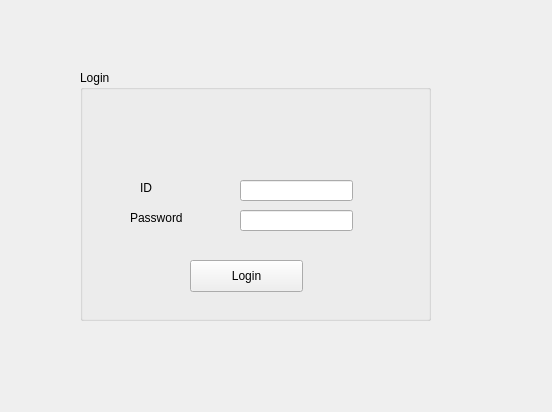
Old version of the form kubway_real/Kubway/login.ui in the repository leejewon97/Kubway.
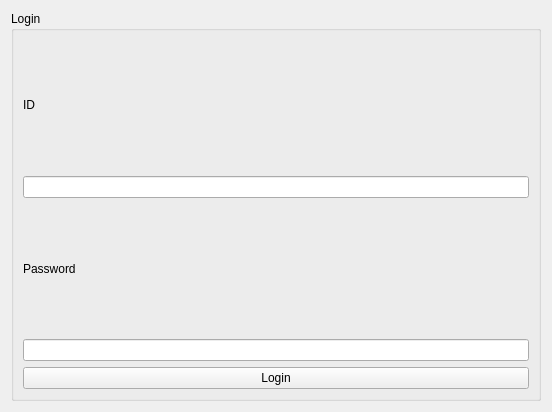
New version of the form.

Patch:
```diff
--- a/kubway_real/Kubway/login.ui
+++ b/kubway_real/Kubway/login.ui
@@ -13,78 +13,48 @@
   <property name="windowTitle">
    <string>Form</string>
   </property>
+  <layout class="QVBoxLayout" name="verticalLayout_2">
+   <item>
   <widget class="QGroupBox" name="groupBox">
-   <property name="geometry">
-    <rect>
-     <x>80</x>
-     <y>70</y>
-     <width>351</width>
-     <height>251</height>
-    </rect>
-   </property>
    <property name="title">
     <string>Login</string>
    </property>
+     <layout class="QVBoxLayout" name="verticalLayout">
+      <item>
    <widget class="QLabel" name="label">
-    <property name="geometry">
-     <rect>
-      <x>60</x>
-      <y>110</y>
-      <width>59</width>
-      <height>16</height>
-     </rect>
-    </property>
     <property name="text">
      <string>ID</string>
     </property>
    </widget>
+      </item>
+      <item>
+       <widget class="QLineEdit" name="lineEdit_ID"/>
+      </item>
+      <item>
    <widget class="QLabel" name="label_2">
-    <property name="geometry">
-     <rect>
-      <x>50</x>
-      <y>140</y>
-      <width>59</width>
-      <height>16</height>
-     </rect>
-    </property>
     <property name="text">
      <string>Password</string>
     </property>
    </widget>
-   <widget class="QLineEdit" name="lineEdit_ID">
-    <property name="geometry">
-     <rect>
-      <x>160</x>
-      <y>110</y>
-      <width>113</width>
-      <height>21</height>
-     </rect>
-    </property>
-   </widget>
+      </item>
+      <item>
    <widget class="QLineEdit" name="lineEdit_password">
-    <property name="geometry">
-     <rect>
-      <x>160</x>
-      <y>140</y>
-      <width>113</width>
-      <height>21</height>
-     </rect>
-    </property>
-   </widget>
+        <property name="echoMode">
+         <enum>QLineEdit::Password</enum>
+        </property>
+       </widget>
+      </item>
+      <item>
    <widget class="QPushButton" name="pushButton_login">
-    <property name="geometry">
-     <rect>
-      <x>110</x>
-      <y>190</y>
-      <width>113</width>
-      <height>32</height>
-     </rect>
-    </property>
     <property name="text">
      <string>Login</string>
     </property>
    </widget>
-  </widget>
+      </item>
+     </layout>
+    </widget>
+   </item>
+  </layout>
  </widget>
  <resources/>
  <connections/>
```
Lines whose indentation alone changed are shown as unchanged.
